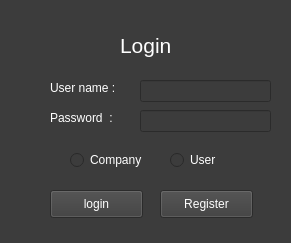
Old version of the form ui_form/Login_UI.ui in the repository Sirawap/PathFinder-Project.
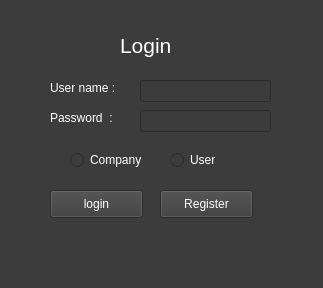
New version of the form.

Commit message: add label error

Diff of the .ui file:
```diff
--- a/ui_form/Login_UI.ui
+++ b/ui_form/Login_UI.ui
@@ -6,8 +6,8 @@
    <rect>
     <x>0</x>
     <y>0</y>
-    <width>291</width>
-    <height>243</height>
+    <width>323</width>
+    <height>288</height>
    </rect>
   </property>
   <property name="windowTitle">
@@ -31,7 +31,9 @@
 QLabel#label_3{
 	font: 16pt;
 }
-
+QLabel#error_label{
+	color: red;
+}
 QRadioButton{
 	color: rgb(255, 255, 255);
 }
@@ -206,6 +208,29 @@
     <string>Login</string>
    </property>
   </widget>
+  <widget class="QLabel" name="error_label">
+   <property name="geometry">
+    <rect>
+     <x>40</x>
+     <y>230</y>
+     <width>231</width>
+     <height>31</height>
+    </rect>
+   </property>
+   <property name="font">
+    <font>
+     <weight>50</weight>
+     <italic>false</italic>
+     <bold>false</bold>
+    </font>
+   </property>
+   <property name="focusPolicy">
+    <enum>Qt::StrongFocus</enum>
+   </property>
+   <property name="text">
+    <string/>
+   </property>
+  </widget>
  </widget>
  <resources>
   <include location="../resource_pic/source.qrc"/>
```
The commit also changes 2 other files.
